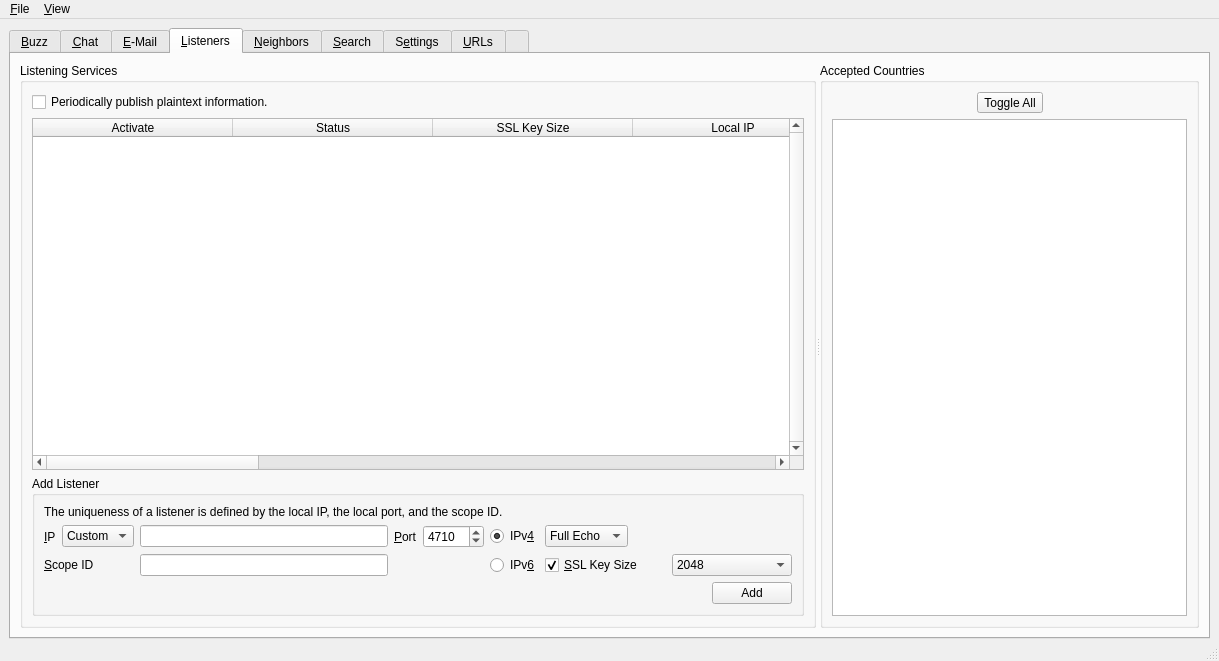
This is UI/controlcenter.ui in xloem/spot-on-svn as Qt 5 draws it before an edit. The edited form follows.
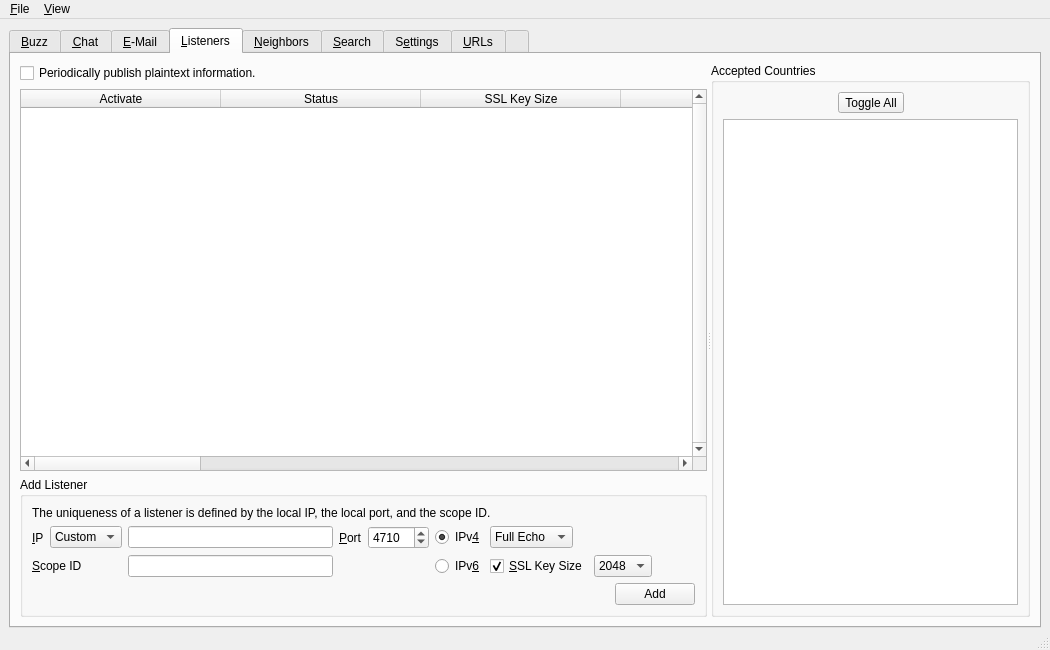
This is the edited form. The open tabs and pages were chosen to show the change. Icons and pictures are not drawn. Custom widgets are drawn as their Qt base class.

Commit message: Updated documentation. Removed extra widget from the control panel's Listeners page.

What changed in the file:
```diff
--- a/UI/controlcenter.ui
+++ b/UI/controlcenter.ui
@@ -6,8 +6,8 @@
    <rect>
     <x>0</x>
     <y>0</y>
-    <width>1219</width>
-    <height>661</height>
+    <width>1050</width>
+    <height>650</height>
    </rect>
   </property>
   <property name="windowTitle">
@@ -993,10 +993,7 @@
           <property name="orientation">
            <enum>Qt::Horizontal</enum>
           </property>
-          <widget class="QGroupBox" name="listenersBox">
-           <property name="title">
-            <string>Listening Services</string>
-           </property>
+          <widget class="QWidget" name="layoutWidget">
            <layout class="QVBoxLayout" name="verticalLayout_6">
             <item>
              <layout class="QHBoxLayout" name="horizontalLayout_10">
@@ -1263,6 +1260,19 @@
                      </item>
                     </widget>
                    </item>
+                   <item>
+                    <spacer name="horizontalSpacer_41">
+                     <property name="orientation">
+                      <enum>Qt::Horizontal</enum>
+                     </property>
+                     <property name="sizeHint" stdset="0">
+                      <size>
+                       <width>40</width>
+                       <height>20</height>
+                      </size>
+                     </property>
+                    </spacer>
+                   </item>
                   </layout>
                  </item>
                  <item row="0" column="6">
@@ -3300,7 +3310,7 @@
     <rect>
      <x>0</x>
      <y>0</y>
-     <width>1219</width>
+     <width>1050</width>
      <height>24</height>
     </rect>
    </property>
```
Left out of the diff: 23 changed lines with no effect on the pictures. The commit also changes 1 other file.
